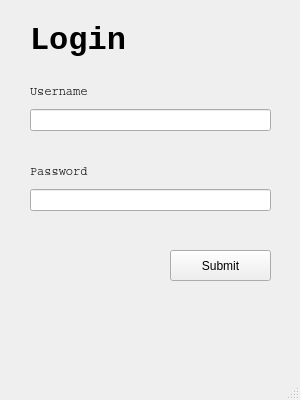
This is login.ui in blendjam/Bookspot as Qt 5 draws it before an edit. The edited form follows.
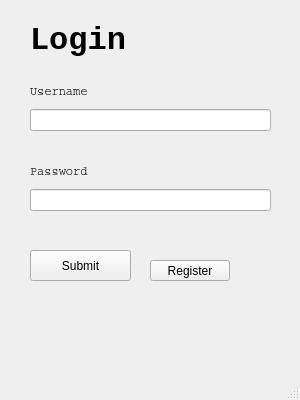
This is the edited form.

Commit message: Register, Back Button, Cities, Table

```diff
--- a/login.ui
+++ b/login.ui
@@ -87,7 +87,7 @@
    <widget class="QPushButton" name="pushButton">
     <property name="geometry">
      <rect>
-      <x>170</x>
+      <x>30</x>
       <y>250</y>
       <width>101</width>
       <height>31</height>
@@ -102,7 +102,7 @@
      <rect>
       <x>30</x>
       <y>20</y>
-      <width>101</width>
+      <width>231</width>
       <height>41</height>
      </rect>
     </property>
@@ -118,6 +118,19 @@
      <string>Login</string>
     </property>
    </widget>
+   <widget class="QPushButton" name="pushButton_2">
+    <property name="geometry">
+     <rect>
+      <x>150</x>
+      <y>260</y>
+      <width>80</width>
+      <height>21</height>
+     </rect>
+    </property>
+    <property name="text">
+     <string>Register</string>
+    </property>
+   </widget>
   </widget>
   <widget class="QMenuBar" name="menubar">
    <property name="geometry">
```
The commit also changes 10 other files.
